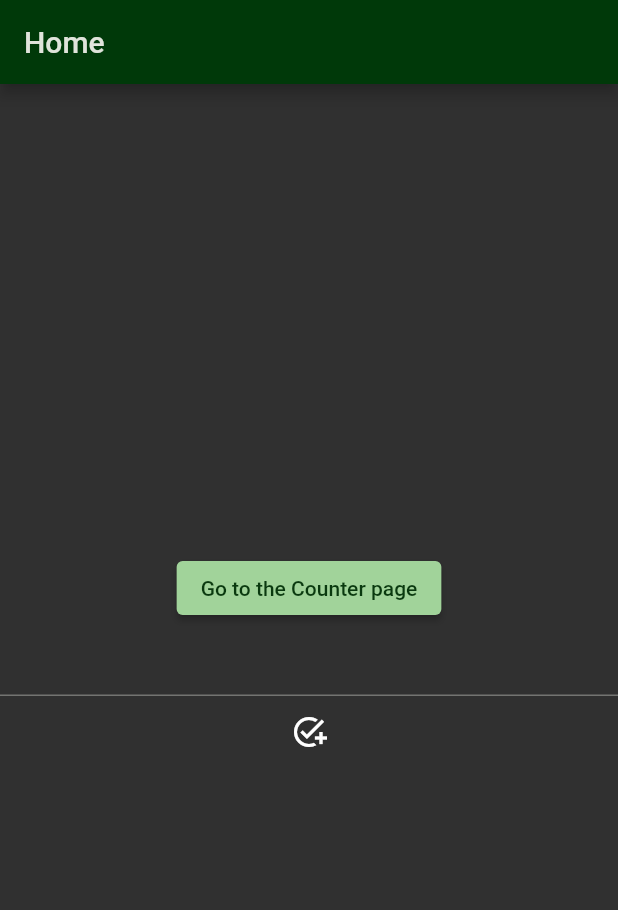
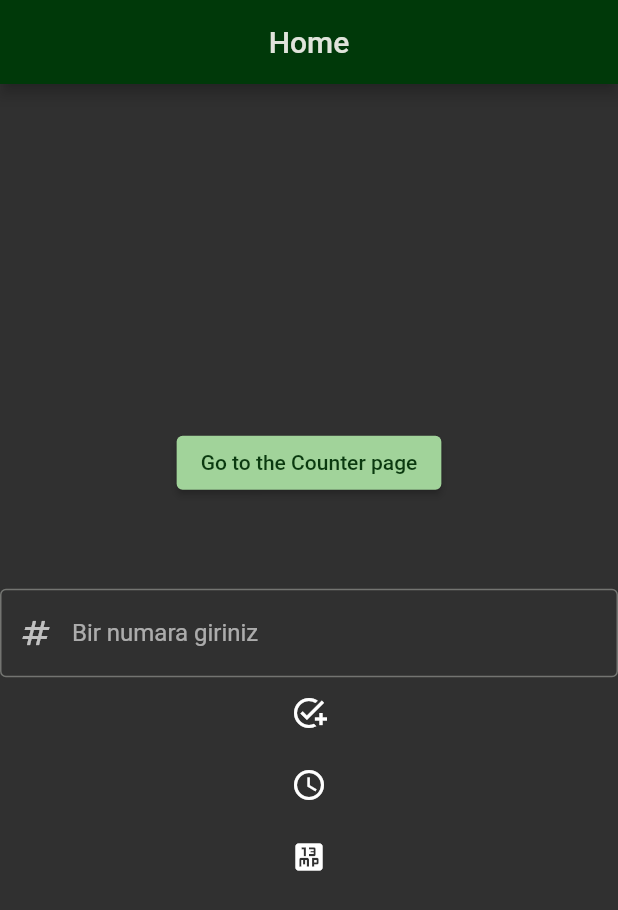
Before and after one commit to berkebalci/RiverPod_Practice, a Flutter app: the screen it shows after launch, after a tap on the "add task" icon, on a phone screen of 412 x 824 dp. Shown: the top 910 px of the screen. Run offline on Flutter 3.47's test engine with Material 2 defaults, Android fonts, the phone set to English and light mode, and no system bars; our stand-ins replace firebase_core, flutter_riverpod; missing offline and left inert: dart:ffi; accounts and stored records are empty.

Commit message:
TextField'a bircok ozellik eklendi

```diff
--- a/lib/Counterpage.dart
+++ b/lib/Counterpage.dart
@@ -115,7 +115,7 @@ class CounterPage extends ConsumerWidget {
                   data: (int value) => value.toString(),
                   error: (Object a, _) => "$a",
                   loading: () => user_value.toString()))
-              //TODO: User'in başlama değerini vermesini sağla!
+
             ],
           ),
         ]),
--- a/lib/main.dart
+++ b/lib/main.dart
@@ -22,9 +22,11 @@
 });
 
 final streamprovider = StreamProvider.autoDispose.family<int, int>(
+  //Burada iki adet int olmasının sebebi ikinci int girilecek olan 'start' parametresinin türüdür.
+  //streamprovider(6) diyip 'start' parametresini 6 yapabiliriz mesela bu durumda.
   (ref, start) {
     //Kullanicinin başlama değerini girmesi
-    //**için 'family' modifier'ini kullanıcaz.
+    //**için 'family' modifier'ini kullanıcaz.autodispose ile family aynı anda olabiliyor.
     //Bir provider'dan başka bir Provider'a ulaştık
     final wsClient = ref.watch(websocketClientProvider);
     return wsClient.getCounterStream(start);
@@ -54,6 +56,7 @@
 }
 
 int user_value = 0;
+int temp = 0;
 Future main() async {
   //Firebase kullanacağımızdan dolayı Future ifadesi var.
   WidgetsFlutterBinding.ensureInitialized(); //Firebase bağlantısı
@@ -96,6 +99,14 @@
 class _HomePageState extends State<HomePage> {
   final controller = TextEditingController();
   @override
+  void initstate() {
+    super.initState();
+    controller.addListener(() {
+      setState(() {});
+    });
+  }
+
+  @override
   void dispose() {
     controller.dispose();
     super.dispose();
@@ -105,7 +116,12 @@
   Widget build(BuildContext context) {
     return Scaffold(
         appBar: AppBar(
-          title: Text("Home"),
+          title: Row(
+            mainAxisAlignment: MainAxisAlignment.center,
+            children: [
+              Text("Home"),
+            ],
+          ),
         ),
         body: Column(
           mainAxisAlignment: MainAxisAlignment.center,
@@ -120,16 +136,73 @@
               },
             ),
             SizedBox(
-              width: 30,
+              height: 60,
             ),
             TextField(
               controller: controller,
+              textAlign: TextAlign.center,
+              keyboardType: TextInputType.number, //Klavyeyi ona göre ayarliyor.
+              textInputAction: TextInputAction
+                  .done, //Klavyenin sağ altında çıkan yaziyi ayarliyor.
+              decoration: InputDecoration(
+                  labelText: "Bir numara giriniz", //Input'dan önceki yazi
+                  border: OutlineInputBorder(), //Textfield'in çevresi
+                  prefixIcon: Icon(Icons.numbers),
+                  suffixIcon: controller.text.isEmpty
+                      ? Container(
+                          width: 0,
+                        )
+                      : IconButton(
+                          icon: Icon(Icons.close),
+                          onPressed: () {
+                            controller.clear(); //clear fonksiyonu ile controllerin
+                            //**degeri default degerine dondu('')
+                          },
+                        )),
             ),
             IconButton(
                 onPressed: () {
+                  temp = user_value;
                   user_value = int.parse(controller.text);
+
+                  ScaffoldMessenger.of(context).showSnackBar(SnackBar(
+                    content: Text("Input kaydedildi"),
+                    action: SnackBarAction(
+                      label: "Geri al",
+                      onPressed: () {
+                        user_value = temp;
+                      },
+                    ),
+                  ));
                 },
-                icon: Icon(Icons.add_task))
+                icon: Icon(Icons.add_task)),
+            IconButton(
+                onPressed: () {
+                  ScaffoldMessenger.of(context)
+                    ..hideCurrentSnackBar()
+                    ..showSnackBar(SnackBar(
+                      //ScaffoldMessenger programda herhangi bir bekletme yapmıyor.
+                      //Aşağıdaki print ifadesi hemen çalıştırılıyor.
+                      content: Text("Input2 kaydedildi"),
+                      action: SnackBarAction(
+                        label: "Geri al",
+                        onPressed: () {},
+                      ),
+                    ));
+                  print("Scaffold Messenger'dan sonra");
+                },
+                icon: Icon(Icons.access_time)),
+            IconButton(
+                onPressed: () {
+                  ScaffoldMessenger.of(context).showSnackBar(SnackBar(
+                    content: Text("Input3 kaydedildi"),
+                    action: SnackBarAction(
+                      label: "Geri al",
+                      onPressed: () {},
+                    ),
+                  ));
+                },
+                icon: Icon(Icons.thirteen_mp))
           ],
         ));
   }
```
